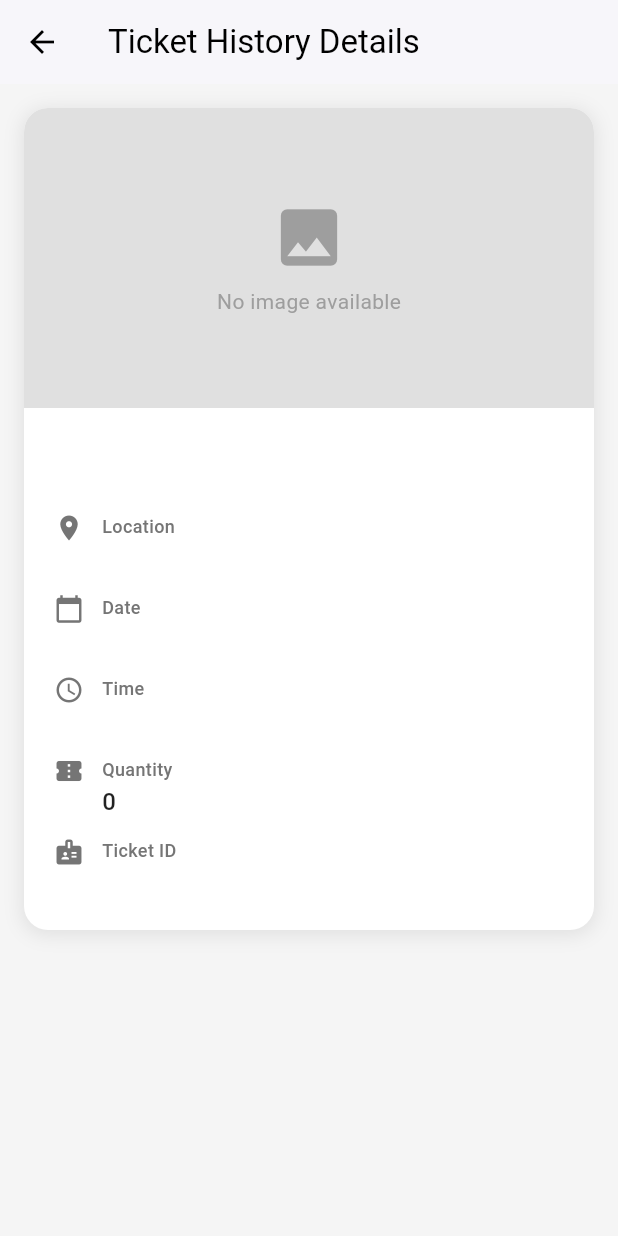
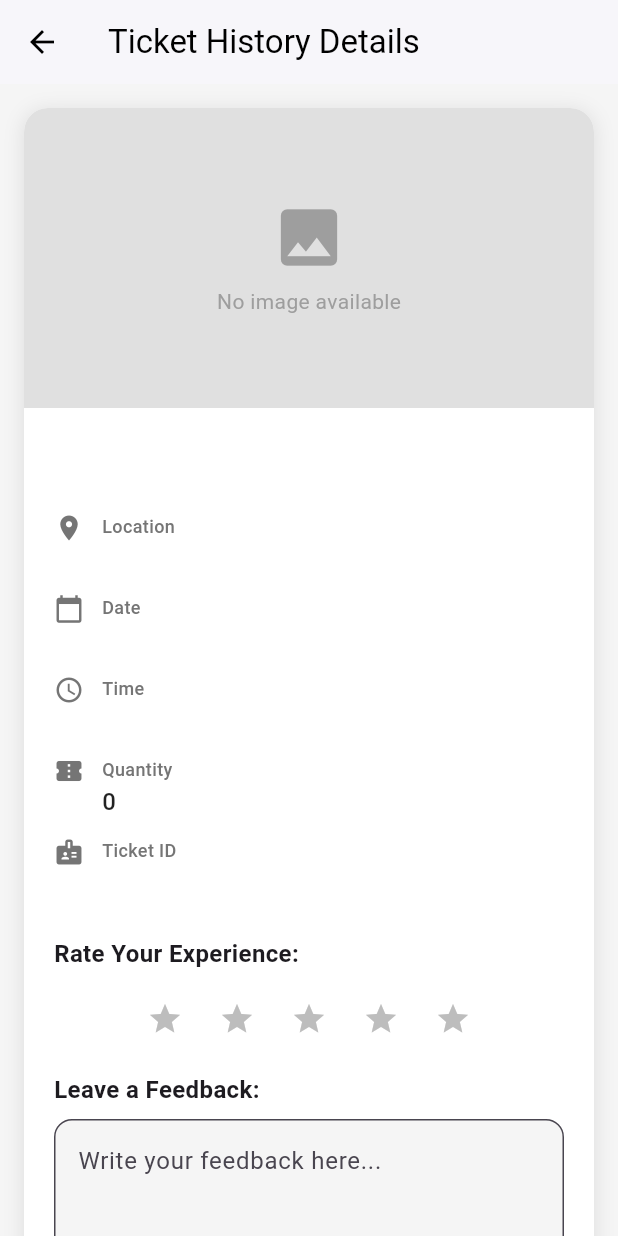
Before and after one commit to Tharalikh/MAP-Project, a Flutter app: the HistoryTicketScreen screen opened directly with empty values, on a phone screen of 412 x 824 dp. Run offline on Flutter 3.47's test engine with Material 3 defaults, Android fonts, the phone set to English and light mode, and no system bars; our stand-ins replace cloud_firestore, curved_navigation_bar, dio, firebase_auth, firebase_core, qr_flutter and 1 more; missing offline and left inert: flutter_stripe; accounts and stored records are empty.

Commit message:
add rating function

```diff
--- a/lib/model/ticket_model.dart
+++ b/lib/model/ticket_model.dart
@@ -13,6 +13,9 @@ class TicketModel {
   final String poster;
   final DateTime createdAt;
   final String qrCode;
+  final int? rating;
+  final String? feedback;
+
 
   TicketModel({
     required this.id,
@@ -27,6 +30,8 @@ class TicketModel {
     required this.poster,
     required this.createdAt,
     required this.qrCode,
+    required this.rating,
+    required this.feedback
   });
 
   // Convert to Map for Firestore
@@ -44,6 +49,8 @@ class TicketModel {
       'poster': poster,
       'createdAt': Timestamp.fromDate(createdAt),
       'qrCode': qrCode,
+      'rating' : rating,
+      'feedback' : feedback,
     };
   }
 
@@ -65,6 +72,8 @@ class TicketModel {
               ? (map['createdAt'] as Timestamp).toDate()
               : DateTime.now(),
       qrCode: map['qrCode'] ?? '',
+      rating: map['rating'] ?? 0,
+      feedback: map['feedback'] ?? '',
     );
   }
 
--- a/lib/view/ticket/history_ticket_view_screen.dart
+++ b/lib/view/ticket/history_ticket_view_screen.dart
@@ -1,13 +1,24 @@
+import 'package:cloud_firestore/cloud_firestore.dart';
 import 'package:festquest/model/ticket_model.dart';
 import 'package:flutter/material.dart';
 
-class HistoryTicketScreen extends StatelessWidget {
+class HistoryTicketScreen extends StatefulWidget {
   final TicketModel ticket;
 
   const HistoryTicketScreen({super.key, required this.ticket});
 
   @override
+  State<HistoryTicketScreen> createState() => _HistoryTicketScreenState();
+}
+
+class _HistoryTicketScreenState extends State<HistoryTicketScreen> {
+  int rating = 0;
+  final TextEditingController feedbackController = TextEditingController();
+
+  @override
   Widget build(BuildContext context) {
+    final ticket = widget.ticket;
+
     return Scaffold(
       backgroundColor: Colors.grey[100],
       appBar: AppBar(
@@ -72,7 +83,6 @@ class HistoryTicketScreen extends StatelessWidget {
                       ),
                     ),
                   ),
-                  // Ticket Information
                   Padding(
                     padding: const EdgeInsets.all(20),
                     child: Column(
@@ -96,6 +106,82 @@ class HistoryTicketScreen extends StatelessWidget {
                         _buildInfoRow(Icons.confirmation_number, 'Quantity', ticket.quantity.toString()),
                         const SizedBox(height: 12),
                         _buildInfoRow(Icons.badge, 'Ticket ID', ticket.id),
+                        const SizedBox(height: 24),
+
+                        // ⭐ Rating Section
+                        const Text(
+                          'Rate Your Experience:',
+                          style: TextStyle(fontSize: 16, fontWeight: FontWeight.bold),
+                        ),
+                        const SizedBox(height: 8),
+                        Row(
+                          mainAxisAlignment: MainAxisAlignment.center,
+                          children: List.generate(5, (index) {
+                            return IconButton(
+                              icon: Icon(
+                                Icons.star,
+                                color: index < rating ? Colors.orange : Colors.grey[400],
+                              ),
+                              onPressed: () {
+                                setState(() {
+                                  rating = index + 1;
+                                });
+                              },
+                            );
+                          }),
+                        ),
+                        const SizedBox(height: 12),
+
+                        // 📝 Feedback Field
+                        const Text(
+                          'Leave a Feedback:',
+                          style: TextStyle(fontSize: 16, fontWeight: FontWeight.bold),
+                        ),
+                        const SizedBox(height: 8),
+                        TextField(
+                          controller: feedbackController,
+                          maxLines: 4,
+                          decoration: InputDecoration(
+                            hintText: 'Write your feedback here...',
+                            border: OutlineInputBorder(borderRadius: BorderRadius.circular(12)),
+                            filled: true,
+                            fillColor: Colors.grey[100],
+                          ),
+                        ),
+                        const SizedBox(height: 16),
+                        Center(
+                        child: ElevatedButton(
+                            onPressed: () async {
+                              final feedback = feedbackController.text.trim();
+
+                              if (rating == 0 || feedback.isEmpty) {
+                                ScaffoldMessenger.of(context).showSnackBar(
+                                  const SnackBar(content: Text("Please rate and provide feedback")),
+                                );
+                                return;
+                              }
+
+                              try {
+                                await FirebaseFirestore.instance
+                                    .collection('tickets')
+                                    .doc(ticket.id)
+                                    .update({
+                                  'rating': rating,
+                                  'feedback': feedback,
+                                  'feedbackSubmittedAt': FieldValue.serverTimestamp(),
+                                });
+
+                                ScaffoldMessenger.of(context).showSnackBar(
+                                  const SnackBar(content: Text("✅ Feedback submitted!")),
+                                );
+                              } catch (e) {
+                                ScaffoldMessenger.of(context).showSnackBar(
+                                  SnackBar(content: Text("❌ Failed to submit feedback: $e")),
+                                );
+                              }
+                            }, child: const Text('Submit'),
+                        ),
+                        )
                       ],
                     ),
                   ),
@@ -112,11 +198,7 @@ class HistoryTicketScreen extends StatelessWidget {
     return Row(
       crossAxisAlignment: CrossAxisAlignment.start,
       children: [
-        Icon(
-          icon,
-          size: 20,
-          color: Colors.grey[600],
-        ),
+        Icon(icon, size: 20, color: Colors.grey[600]),
         const SizedBox(width: 12),
         Expanded(
           child: Column(
@@ -124,20 +206,12 @@ class HistoryTicketScreen extends StatelessWidget {
             children: [
               Text(
                 label,
-                style: TextStyle(
-                  fontSize: 12,
-                  color: Colors.grey[600],
-                  fontWeight: FontWeight.w500,
-                ),
+                style: TextStyle(fontSize: 12, color: Colors.grey[600], fontWeight: FontWeight.w500),
               ),
               const SizedBox(height: 2),
               Text(
                 value,
-                style: const TextStyle(
-                  fontSize: 16,
-                  color: Colors.black87,
-                  fontWeight: FontWeight.w500,
-                ),
+                style: const TextStyle(fontSize: 16, color: Colors.black87, fontWeight: FontWeight.w500),
               ),
             ],
           ),
--- a/lib/view_model/purchase_viewModel.dart
+++ b/lib/view_model/purchase_viewModel.dart
@@ -63,6 +63,8 @@ class PurchaseViewModel extends ChangeNotifier {
         poster: event.poster ?? '',
         qrCode: qrCode, // Added QR code to ticket
         createdAt: DateTime.now(),
+        rating: 0,
+        feedback: '',
       );
 
       // Save ticket with QR code to Firestore
```
Also changed, not shown: lib/services/ticket_service.dart (+13 -0 lines).
